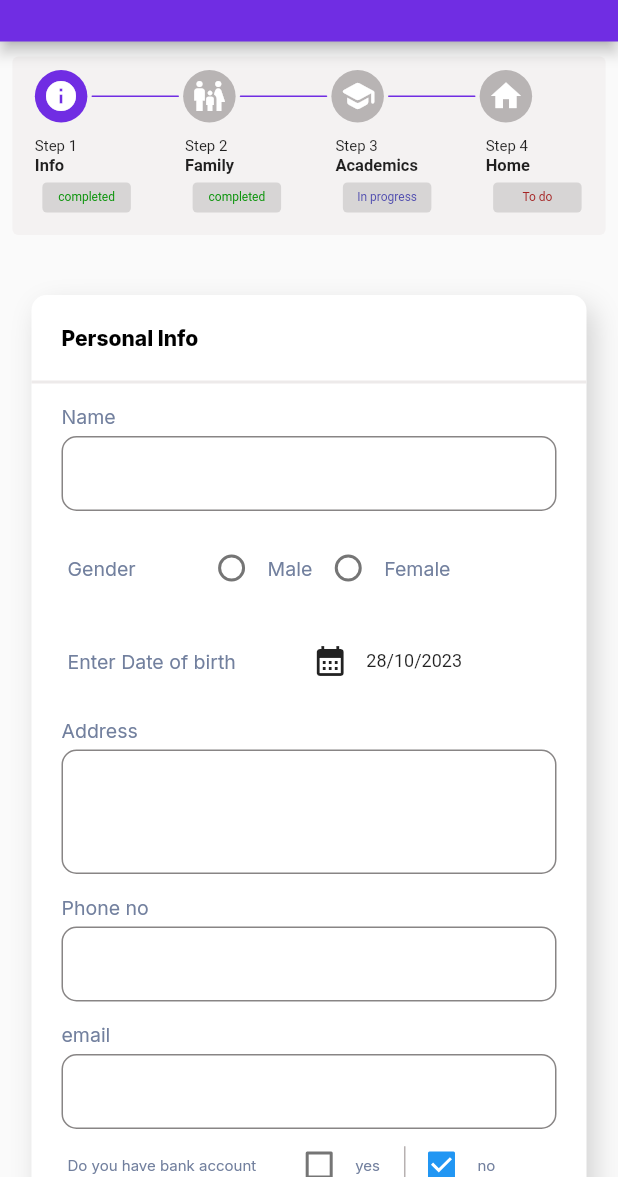
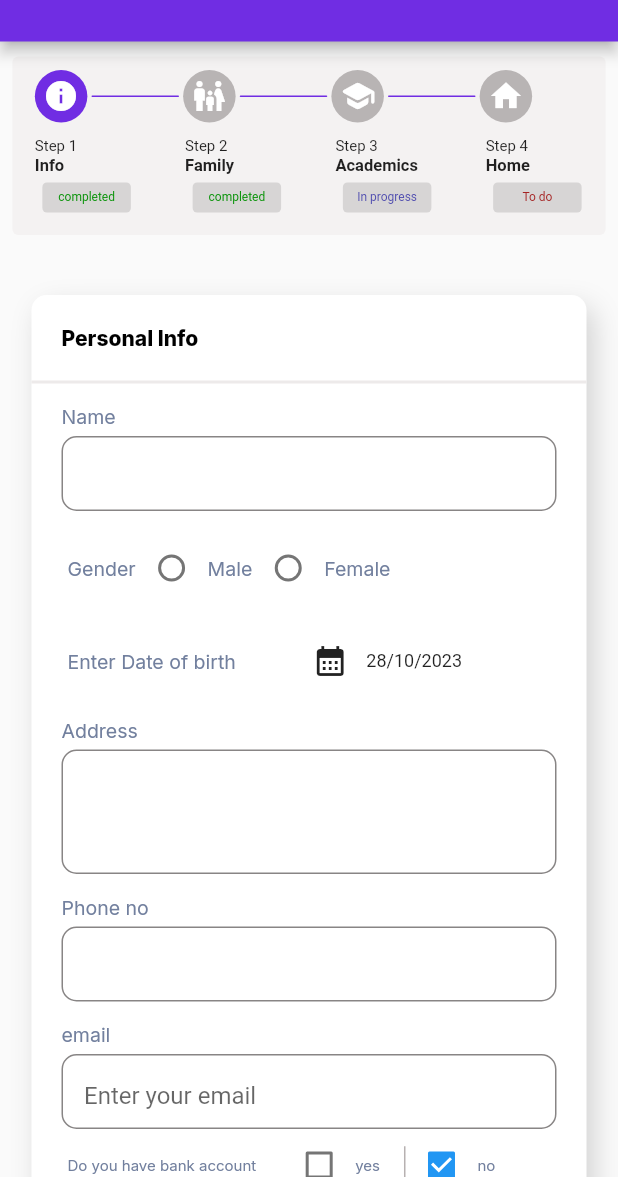
Before and after one commit to AdeebAbubacker/pankajtrust_desk_main, a Flutter app: the screen it shows after launch, on a phone screen of 412 x 824 dp, the part 59-1236 px from its top. Run offline on Flutter 3.47's test engine with Material 2 defaults, Android fonts, the phone set to English and light mode, and no system bars; our stand-ins replace eva_icons_flutter, font_awesome_flutter, google_fonts.

Commit message:
third commit

```diff
--- a/lib/presentation/student/screens/homescreen/cardData1.dart
+++ b/lib/presentation/student/screens/homescreen/cardData1.dart
@@ -3,8 +3,10 @@
 // ignore: must_be_immutable
 import 'package:flutter/material.dart';
 import 'package:pankajtrust_app/presentation/widgets/enterDOB.dart';
-import 'package:pankajtrust_app/presentation/widgets/enterRadiobtn.dart';
-import 'package:pankajtrust_app/presentation/widgets/label_cum_dropdownmenu.dart';
+import 'package:pankajtrust_app/presentation/widgets/horizontalRadioBtn.dart';
+import 'package:pankajtrust_app/presentation/widgets/label_email.dart';
+import 'package:pankajtrust_app/presentation/widgets/label_inputText.dart';
+import 'package:pankajtrust_app/presentation/widgets/labul_NumericalText.dart';
 import 'package:pankajtrust_app/presentation/widgets/spacer_height.dart';
 
 class CardData1 extends StatefulWidget {
@@ -26,9 +28,9 @@ class _CardData1State extends State<CardData1> {
   Widget build(BuildContext context) {
     return SingleChildScrollView(
       child: Column(crossAxisAlignment: CrossAxisAlignment.start, children: [
-        LabelcumDropDownMenu(mytext: 'Name'),
+        LabelInputText(mytext: 'Name'),
         const HeightSpacer(height: 14),
-        EnterRadioBtn(
+        horizontalRadioBtn(
           steps: [
             Content(choiceLabel: 'Male'),
             Content(choiceLabel: 'Female'),
@@ -38,14 +40,15 @@ class _CardData1State extends State<CardData1> {
         const HeightSpacer(height: 14),
         const DOBPicker(),
         const HeightSpacer(height: 14),
-        LabelcumDropDownMenu(
+        LabelInputText(
           mytext: 'Address',
           maxlines: 3,
         ),
         const HeightSpacer(height: 14),
-        LabelcumDropDownMenu(mytext: 'Phone no'),
+        LabelNumericalText(mytext: 'Phone no'),
         const HeightSpacer(height: 14),
-        LabelcumDropDownMenu(mytext: 'email'),
+        // LabelInputText(mytext: 'email'),
+        LabelEmail(labelText: 'email'),
       ]),
     );
   }
--- a/lib/presentation/student/screens/homescreen/homeScreenLayout.dart
+++ b/lib/presentation/student/screens/homescreen/homeScreenLayout.dart
@@ -2,8 +2,8 @@ import 'package:flutter/material.dart';
 import 'package:pankajtrust_app/presentation/student/screens/homescreen/cardData1.dart';
 import 'package:pankajtrust_app/presentation/widgets/cardMainLayout.dart';
 import 'package:pankajtrust_app/presentation/widgets/enterDOB.dart';
-import 'package:pankajtrust_app/presentation/widgets/enterRadiobtn.dart';
-import 'package:pankajtrust_app/presentation/widgets/label_cum_dropdownmenu.dart';
+import 'package:pankajtrust_app/presentation/widgets/horizontalRadioBtn.dart';
+import 'package:pankajtrust_app/presentation/widgets/label_inputText.dart';
 import 'package:pankajtrust_app/presentation/widgets/myAppBar.dart';
 
 import 'package:pankajtrust_app/presentation/widgets/spacer_height.dart';
--- a/lib/presentation/widgets/bankcard.dart
+++ b/lib/presentation/widgets/bankcard.dart
@@ -1,7 +1,7 @@
 import 'package:flutter/material.dart';
 import 'package:pankajtrust_app/core/colors/colors.dart';
 import 'package:pankajtrust_app/core/constant/constants.dart';
-import 'package:pankajtrust_app/presentation/widgets/label_cum_dropdownmenu.dart';
+import 'package:pankajtrust_app/presentation/widgets/label_inputText.dart';
 import 'package:pankajtrust_app/presentation/widgets/spacer_height.dart';
 
 class BankMainLayout extends StatefulWidget {
@@ -40,7 +40,7 @@ class _BankMainLayoutState extends State<BankMainLayout> {
               ],
             ),
             width: 370,
-            height: 489,
+            height: 499,
             child: Column(
               crossAxisAlignment: CrossAxisAlignment.start,
               children: [
@@ -91,13 +91,13 @@ class _BankCardState extends State<BankCard> {
       child: Column(
         crossAxisAlignment: CrossAxisAlignment.start,
         children: [
-          LabelcumDropDownMenu(mytext: 'Enter full name'),
+          LabelInputText(mytext: 'Enter full name'),
           const HeightSpacer(height: 14),
-          LabelcumDropDownMenu(mytext: 'Enter Address', maxlines: 3),
+          LabelInputText(mytext: 'Enter Address', maxlines: 3),
           const HeightSpacer(height: 14),
-          LabelcumDropDownMenu(mytext: 'Enter Bank Name'),
+          LabelInputText(mytext: 'Enter Bank Name'),
           const HeightSpacer(height: 14),
-          LabelcumDropDownMenu(mytext: 'Enter Branch name with IFSC'),
+          LabelInputText(mytext: 'Enter Branch name with IFSC'),
           const HeightSpacer(height: 14),
         ],
       ),
--- a/lib/presentation/widgets/enterRadiobtn.dart
+++ b/lib/presentation/widgets/horizontalRadioBtn.dart
@@ -4,22 +4,22 @@
 import 'package:flutter/material.dart';
 import 'package:pankajtrust_app/core/constant/constants.dart';
 
-class EnterRadioBtn extends StatefulWidget {
+class horizontalRadioBtn extends StatefulWidget {
   String? title;
   int groupValue;
   final List<Content> steps;
 
-  EnterRadioBtn(
+  horizontalRadioBtn(
       {super.key,
       required this.title,
       this.groupValue = 0,
       required this.steps});
 
   @override
-  _EnterRadioBtnState createState() => _EnterRadioBtnState();
+  _horizontalRadioBtnState createState() => _horizontalRadioBtnState();
 }
 
-class _EnterRadioBtnState extends State<EnterRadioBtn> {
+class _horizontalRadioBtnState extends State<horizontalRadioBtn> {
   @override
   Widget build(BuildContext context) {
     return Row(
@@ -31,9 +31,9 @@ class _EnterRadioBtnState extends State<EnterRadioBtn> {
             style: kCardContentStyle,
           ),
         ),
-        const SizedBox(
-          width: 40,
-        ),
+        // const SizedBox(
+        //   width: 40,
+        // ),
         Row(
           children: widget.steps.asMap().entries.map((entry) {
             final index = entry.key + 1;
--- /dev/null
+++ b/lib/presentation/widgets/label_email.dart
@@ -0,0 +1,78 @@
+import 'package:flutter/material.dart';
+import 'package:pankajtrust_app/presentation/widgets/input_label.dart';
+
+class LabelEmail extends StatefulWidget {
+  final int maxlines;
+  final double padding;
+  final String labelText;
+  final Function(String)? onChanged;
+
+  LabelEmail({
+    this.maxlines = 1,
+    Key? key,
+    required this.labelText,
+    this.padding = 5,
+    this.onChanged,
+  }) : super(key: key);
+
+  @override
+  _LabelEmailState createState() => _LabelEmailState();
+}
+
+class _LabelEmailState extends State<LabelEmail> {
+  final _controller = TextEditingController();
+  bool _isValid = true;
+
+  @override
+  void initState() {
+    super.initState();
+    _controller.addListener(() {
+      if (widget.onChanged != null) {
+        widget.onChanged!(_controller.text);
+      }
+      setState(() {
+        _isValid = isEmailValid(_controller.text);
+      });
+    });
+  }
+
+  @override
+  Widget build(BuildContext context) {
+    return Column(
+      crossAxisAlignment: CrossAxisAlignment.start,
+      mainAxisSize: MainAxisSize.min,
+      children: [
+        InputLabel(mytext: widget.labelText),
+        Container(
+          width: 380,
+          height: 50, // Set a fixed height here
+          decoration: BoxDecoration(
+            borderRadius: BorderRadius.circular(10),
+            border: Border.all(
+              color: const Color.fromARGB(255, 136, 133, 133),
+              width: 1.0,
+            ),
+            color: const Color.fromARGB(255, 255, 255, 255),
+          ),
+          child: TextFormField(
+            controller: _controller,
+            maxLines: widget.maxlines,
+            keyboardType: TextInputType.emailAddress,
+            decoration: InputDecoration(
+              contentPadding: const EdgeInsets.only(top: 6, left: 14),
+              hintText: 'Enter your email',
+              errorText: _isValid ? null : 'Invalid email format',
+              border: InputBorder.none,
+            ),
+          ),
+        ),
+      ],
+    );
+  }
+
+  bool isEmailValid(String email) {
+    final emailRegExp =
+        RegExp(r'^[\w-]+(\.[\w-]+)*@[\w-]+(\.[\w-]+)*(\.[a-z]{2,4})$');
+    return emailRegExp.hasMatch(email);
+  }
+}
--- a/lib/presentation/widgets/label_cum_dropdownmenu.dart
+++ b/lib/presentation/widgets/label_inputText.dart
@@ -1,13 +1,14 @@
 import 'package:flutter/material.dart';
-import 'package:pankajtrust_app/presentation/widgets/drop_down_menu.dart';
+import 'package:pankajtrust_app/presentation/widgets/input_text.dart';
 import 'package:pankajtrust_app/presentation/widgets/input_label.dart';
 
 // ignore: must_be_immutable
-class LabelcumDropDownMenu extends StatelessWidget {
+class LabelInputText extends StatelessWidget {
   final int maxlines;
   String mytext;
   final double padding;
-  LabelcumDropDownMenu({this.maxlines = 1, super.key, required this.mytext, this.padding = 5});
+  LabelInputText(
+      {this.maxlines = 1, super.key, required this.mytext, this.padding = 5});
 
   @override
   Widget build(BuildContext context) {
@@ -25,7 +26,9 @@ class LabelcumDropDownMenu extends StatelessWidget {
                   width: 1.0,
                 ),
                 color: const Color.fromARGB(255, 255, 255, 255)),
-            child:  InpuText(maxlines: maxlines,)),
+            child: InpuText(
+              maxlines: maxlines,
+            )),
       ],
     );
   }
--- a/lib/presentation/student/screens/family/widgets/local_widgets/labulcumNumericalText.dart
+++ b/lib/presentation/widgets/labul_NumericalText.dart
@@ -4,11 +4,11 @@ import 'package:pankajtrust_app/core/constant/constants.dart';
 import 'package:pankajtrust_app/presentation/widgets/input_label.dart';
 
 // ignore: must_be_immutable
-class LabelcumNumericalText extends StatelessWidget {
+class LabelNumericalText extends StatelessWidget {
   final int maxlines;
   String mytext;
   final double padding;
-  LabelcumNumericalText(
+  LabelNumericalText(
       {this.maxlines = 1, super.key, required this.mytext, this.padding = 5});
 
   @override
```
Also changed, not shown: lib/presentation/student/screens/family/family_screen.dart (+4 -3 lines), lib/presentation/student/screens/family/widgets/card/family_card.dart (+9 -9 lines), lib/presentation/student/screens/family/widgets/card/siblings_card.dart (+6 -67 lines), lib/presentation/widgets/labelcumOccupation.dart (deleted, +0 -32 lines), lib/presentation/widgets/occupation_menu.dart (deleted, +0 -50 lines), lib/presentation/widgets/input_text.dart (renamed from lib/presentation/widgets/drop_down_menu.dart), lib/presentation/widgets/label_bottomSheet.dart (renamed from lib/presentation/widgets/bottomSheet.dart).
